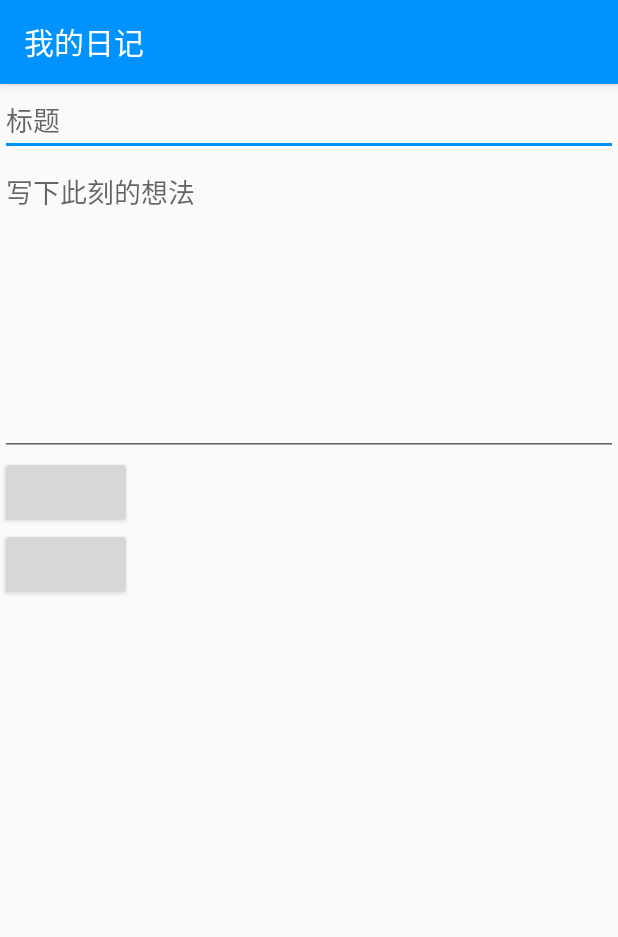
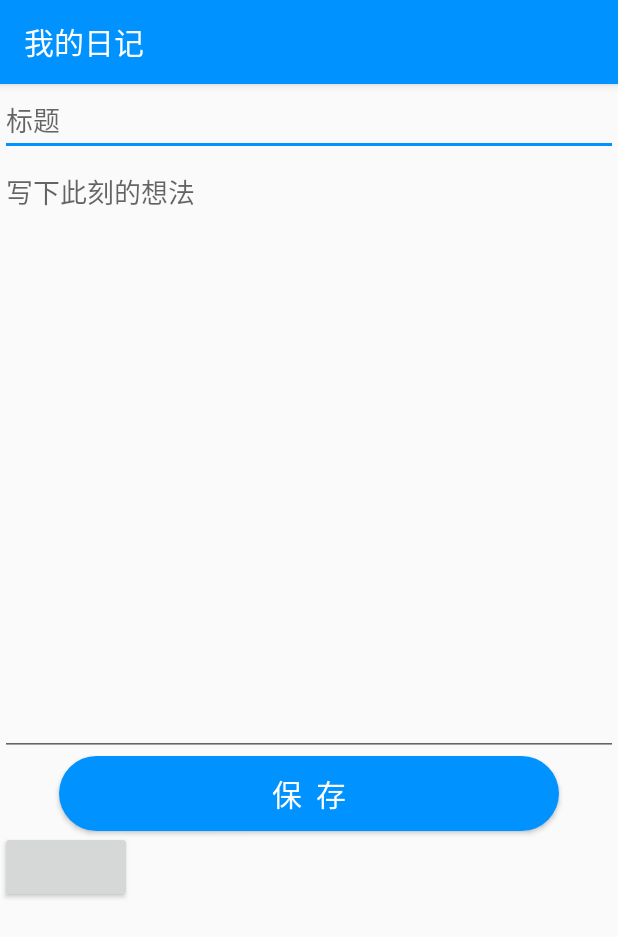
Before and after one commit to jiaoheyan/lovem, an Android app: the JiShiBenActivity screen opened directly, with no data from a screen before it, on a phone screen of 412 x 824 dp. Shown: the top 937 px of the screen. Run offline under Robolectric (Android 15) with nearby library versions, the phone set to English and light mode, and no system bars.

Commit message:
201803291850

```diff
--- a/app/src/main/res/layout/activity_jishiben.xml
+++ b/app/src/main/res/layout/activity_jishiben.xml
@@ -9,17 +9,23 @@
         android:layout_width="match_parent"
         android:layout_height="wrap_content"
         android:hint="标题"/>
-    <EditText
-        android:id="@+id/neiRongEditText"
-        android:gravity="top"
-        android:layout_width="match_parent"
-        android:hint="写下此刻的想法"
-        android:layout_height="200dp" />
+        <EditText
+            android:id="@+id/neiRongEditText"
+            android:gravity="top"
+            android:layout_width="match_parent"
+            android:hint="写下此刻的想法"
+            android:layout_height="400dp" />
 
     <Button
         android:id="@+id/msgButton"
-        android:layout_width="wrap_content"
-        android:layout_height="wrap_content" />
+        android:layout_width="500px"
+        android:layout_height="wrap_content"
+        android:layout_gravity="center_horizontal"
+        android:background="@drawable/buttonshape"
+        android:text="保  存"
+        android:textColor="@color/white"
+        android:textSize="20dp"
+        />
     <Button
         android:id="@+id/msgButtons"
         android:layout_width="wrap_content"
```
